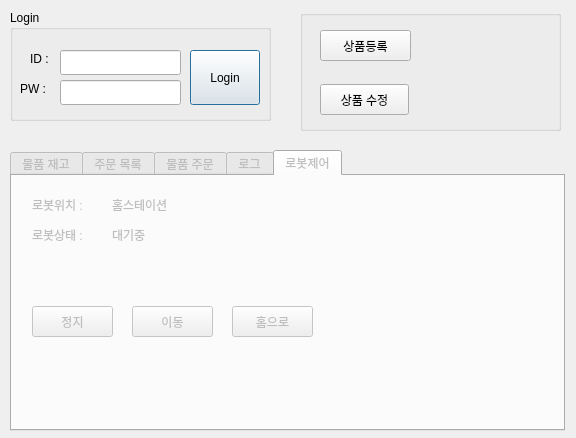
Before: the Qt Designer form gui/pickup_admin.ui in addinedu-ros-8th/iot-repo-5, drawn with Qt 5.
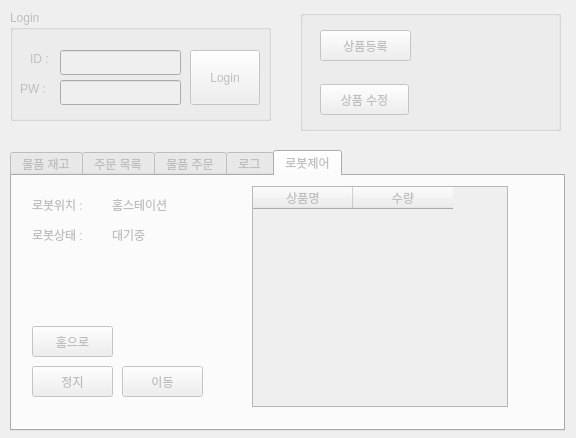
After: the same form once the commit is applied. The open tabs and pages were chosen to show the change.

```diff
--- a/gui/pickup_admin.ui
+++ b/gui/pickup_admin.ui
@@ -14,6 +14,9 @@
    <string>Dialog</string>
   </property>
   <widget class="QGroupBox" name="groupBox">
+   <property name="enabled">
+    <bool>false</bool>
+   </property>
    <property name="geometry">
     <rect>
      <x>10</x>
@@ -365,7 +368,7 @@
      <property name="geometry">
       <rect>
        <x>20</x>
-       <y>130</y>
+       <y>190</y>
        <width>81</width>
        <height>31</height>
       </rect>
@@ -377,8 +380,8 @@
     <widget class="QPushButton" name="btnMove_2">
      <property name="geometry">
       <rect>
-       <x>120</x>
-       <y>130</y>
+       <x>110</x>
+       <y>190</y>
        <width>81</width>
        <height>31</height>
       </rect>
@@ -390,8 +393,8 @@
     <widget class="QPushButton" name="btnHome">
      <property name="geometry">
       <rect>
-       <x>220</x>
-       <y>130</y>
+       <x>20</x>
+       <y>150</y>
        <width>81</width>
        <height>31</height>
       </rect>
@@ -452,9 +455,32 @@
       <string>대기중</string>
      </property>
     </widget>
+    <widget class="QTableWidget" name="tableWidget">
+     <property name="geometry">
+      <rect>
+       <x>240</x>
+       <y>10</y>
+       <width>256</width>
+       <height>221</height>
+      </rect>
+     </property>
+     <column>
+      <property name="text">
+       <string>상품명</string>
+      </property>
+     </column>
+     <column>
+      <property name="text">
+       <string>수량</string>
+      </property>
+     </column>
+    </widget>
    </widget>
   </widget>
   <widget class="QGroupBox" name="groupBox_2">
+   <property name="enabled">
+    <bool>false</bool>
+   </property>
    <property name="geometry">
     <rect>
      <x>300</x>
```
Left out of the diff: 2 changed lines with no effect on the pictures.
